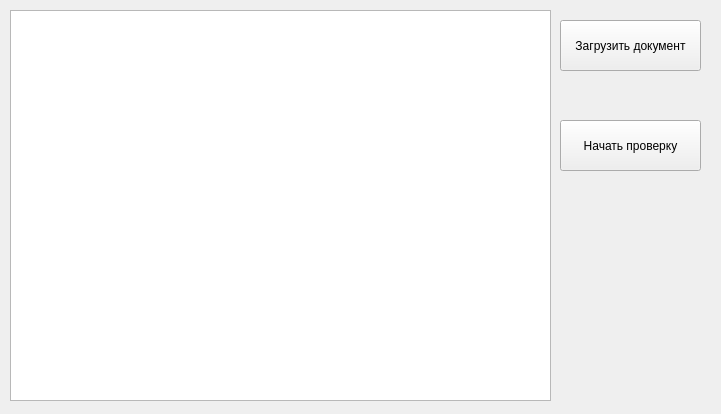
Old version of the form gui/gui.ui in the repository kyrvvwfzhy-code/innovation_proposal_checking.
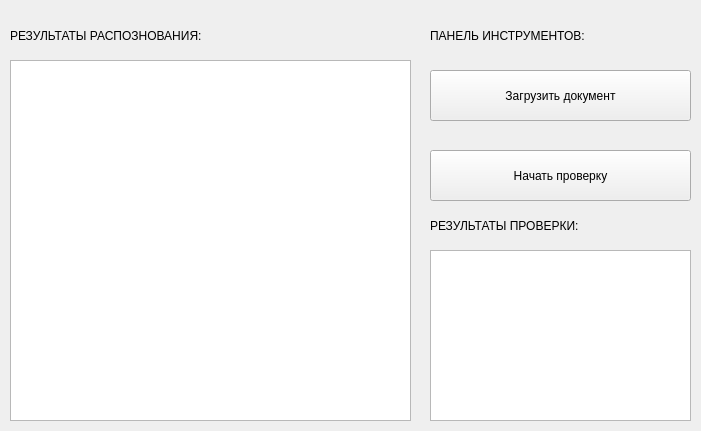
New version of the form.

Diff of the .ui file:
```diff
--- a/gui/gui.ui
+++ b/gui/gui.ui
@@ -6,20 +6,23 @@
    <rect>
     <x>0</x>
     <y>0</y>
-    <width>721</width>
-    <height>414</height>
+    <width>701</width>
+    <height>431</height>
    </rect>
   </property>
   <property name="windowTitle">
-   <string>MainWindow</string>
+   <string>Проверка рационализаторских предложений</string>
+  </property>
+  <property name="styleSheet">
+   <string notr="true"/>
   </property>
   <widget class="QWidget" name="centralwidget">
    <widget class="QPushButton" name="pushButton">
     <property name="geometry">
      <rect>
-      <x>560</x>
-      <y>20</y>
-      <width>141</width>
+      <x>430</x>
+      <y>70</y>
+      <width>261</width>
       <height>51</height>
      </rect>
     </property>
@@ -30,9 +33,9 @@
    <widget class="QPushButton" name="pushButton_2">
     <property name="geometry">
      <rect>
-      <x>560</x>
-      <y>120</y>
-      <width>141</width>
+      <x>430</x>
+      <y>150</y>
+      <width>261</width>
       <height>51</height>
      </rect>
     </property>
@@ -44,10 +47,88 @@
     <property name="geometry">
      <rect>
       <x>10</x>
+      <y>60</y>
+      <width>401</width>
+      <height>361</height>
+     </rect>
+    </property>
+   </widget>
+   <widget class="QLabel" name="label">
+    <property name="geometry">
+     <rect>
+      <x>430</x>
       <y>10</y>
-      <width>541</width>
-      <height>391</height>
+      <width>261</width>
+      <height>51</height>
      </rect>
+    </property>
+    <property name="styleSheet">
+     <string notr="true">font: 16pt &quot;MS Shell Dlg 2&quot;;</string>
+    </property>
+    <property name="text">
+     <string>ПАНЕЛЬ ИНСТРУМЕНТОВ:</string>
+    </property>
+   </widget>
+   <widget class="QLabel" name="label_2">
+    <property name="geometry">
+     <rect>
+      <x>10</x>
+      <y>10</y>
+      <width>341</width>
+      <height>51</height>
+     </rect>
+    </property>
+    <property name="styleSheet">
+     <string notr="true">font: 16pt &quot;MS Shell Dlg 2&quot;;</string>
+    </property>
+    <property name="text">
+     <string>РЕЗУЛЬТАТЫ РАСПОЗНОВАНИЯ:</string>
+    </property>
+   </widget>
+   <widget class="QLabel" name="label_3">
+    <property name="geometry">
+     <rect>
+      <x>430</x>
+      <y>200</y>
+      <width>261</width>
+      <height>51</height>
+     </rect>
+    </property>
+    <property name="styleSheet">
+     <string notr="true">font: 16pt &quot;MS Shell Dlg 2&quot;;</string>
+    </property>
+    <property name="text">
+     <string>РЕЗУЛЬТАТЫ ПРОВЕРКИ:</string>
+    </property>
+   </widget>
+   <widget class="QPlainTextEdit" name="plainTextEdit_2">
+    <property name="geometry">
+     <rect>
+      <x>430</x>
+      <y>250</y>
+      <width>261</width>
+      <height>171</height>
+     </rect>
+    </property>
+   </widget>
+   <widget class="QLabel" name="label_4">
+    <property name="geometry">
+     <rect>
+      <x>430</x>
+      <y>121</y>
+      <width>261</width>
+      <height>31</height>
+     </rect>
+    </property>
+    <property name="styleSheet">
+     <string notr="true">font: 12pt &quot;MS Shell Dlg 2&quot;;
+color: rgb(0, 130, 15);</string>
+    </property>
+    <property name="text">
+     <string/>
+    </property>
+    <property name="indent">
+     <number>40</number>
     </property>
    </widget>
   </widget>
```
